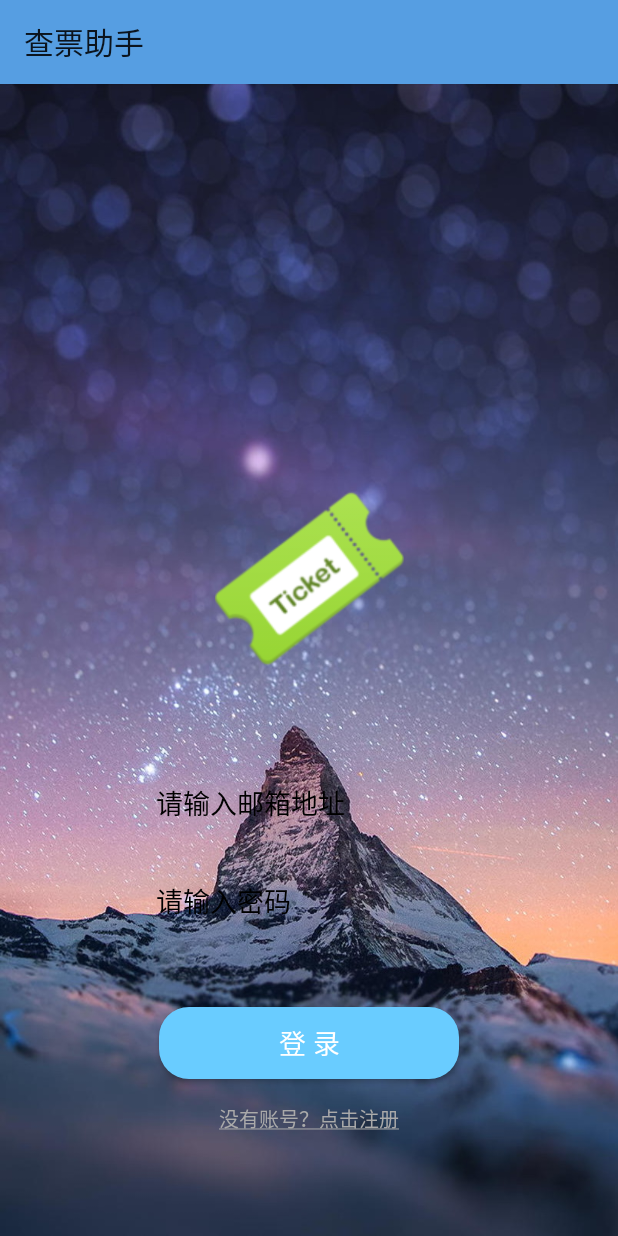
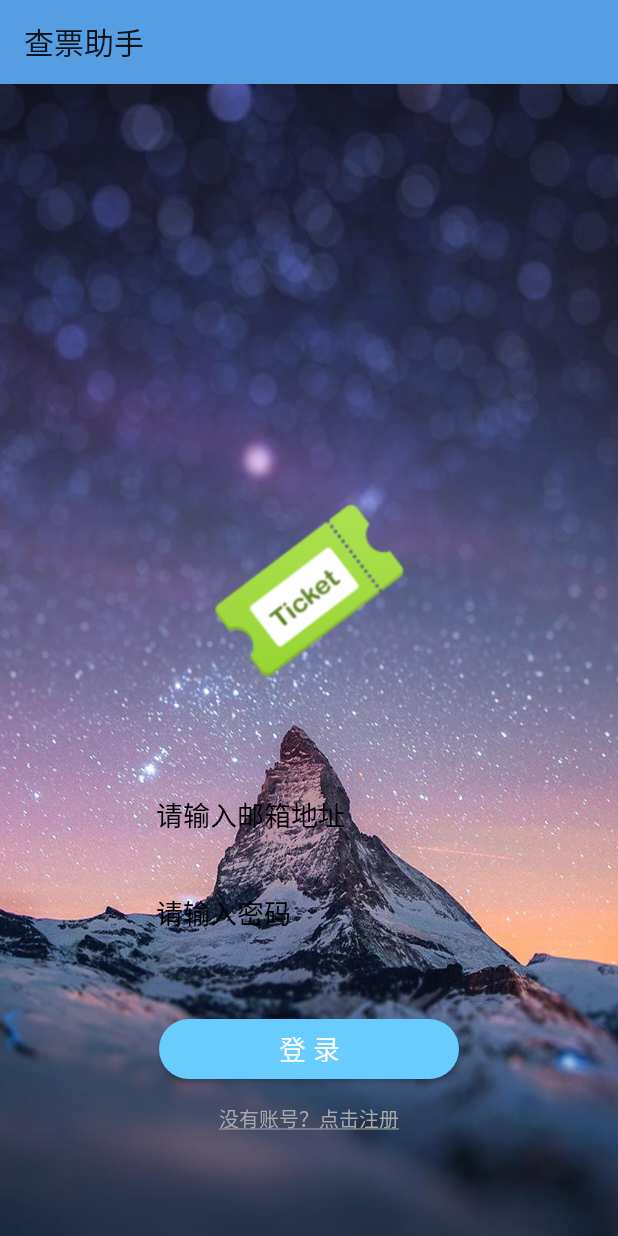
Before and after one commit to Bob-cheng/FindTickets, an Android app: the screen it shows after launch (SignInActivity), on a phone screen of 412 x 824 dp. Run offline under Robolectric (Android 15) with nearby library versions, the phone set to English and light mode, and no system bars.

Commit message:
small config

```diff
--- a/app/src/main/res/layout/activity_sign_in.xml
+++ b/app/src/main/res/layout/activity_sign_in.xml
@@ -57,7 +57,7 @@
     <Button
         android:id="@+id/button"
         android:layout_width="200dp"
-        android:layout_height="48dp"
+        android:layout_height="40dp"
         android:layout_marginLeft="8dp"
         android:layout_marginRight="8dp"
         android:background="@drawable/login_button_bg"
```
